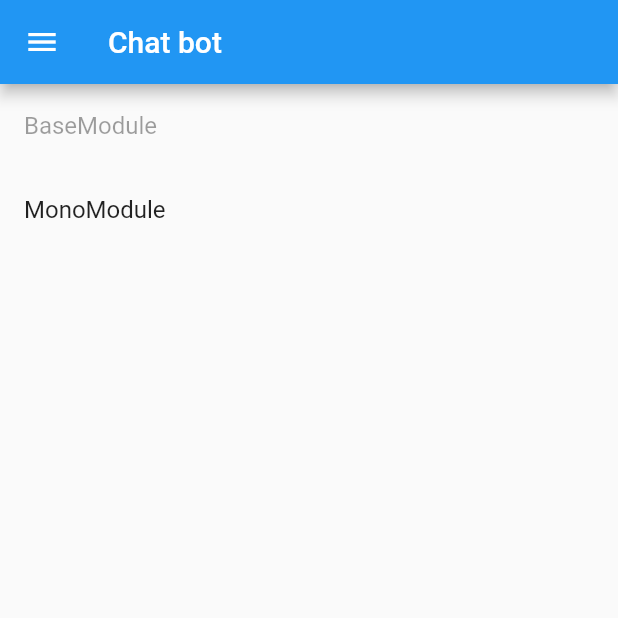
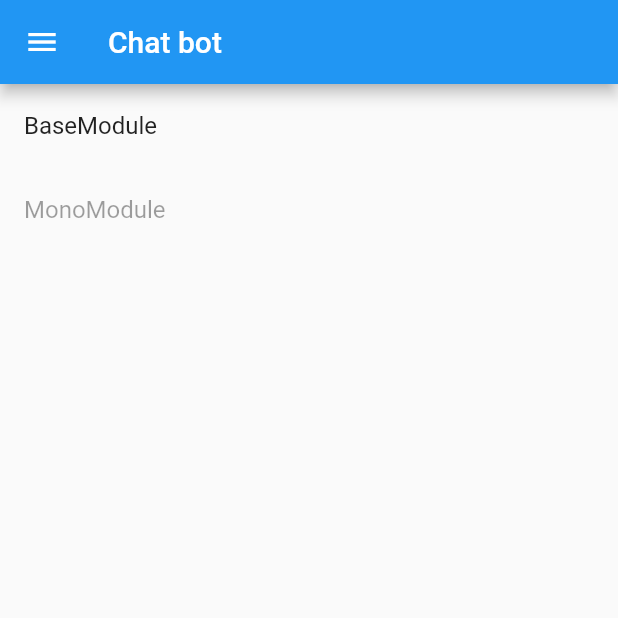
Before and after one commit to nicourrrn/chat-bot, a Flutter app: the Setting screen opened by its route, after a tap on "MonoModule", on a phone screen of 412 x 824 dp, the top half of it. Run offline on Flutter 3.47's test engine with Material 2 defaults, Android fonts, the phone set to English and light mode, and no system bars; missing offline and left inert: monobank_api.

Commit message:
Fix bug with work modules

```diff
--- a/lib/api/api.dart
+++ b/lib/api/api.dart
@@ -56,12 +56,13 @@ class Bot extends ChangeNotifier {
   Iterable<Module> get allModules =>
       _enabledModules.followedBy(_disabledModules);
 
-  Map<String, Iterable<String>> get commandNames => allModules
-          .map((e) => {e.runtimeType.toString(): e.commandNames})
+  Map<Module, Iterable<String>> get commandNames => allModules
+          .map((e) => {e: e.commandNames})
           .reduce((value, element) {
         value.addAll(element);
         return value;
       });
+
   bool isEnable(Module m) {
     return _enabledModules.contains(m);
   }
--- a/lib/screen/root.dart
+++ b/lib/screen/root.dart
@@ -46,16 +46,17 @@ class MainScreen extends StatelessWidget {
 
     List<Widget> modulesCommand = [];
     var commands = context.commandNames;
+    commands.removeWhere((key, value) => !context.isEnable(key));
     for (var row in commands.entries) {
       List<List<String>> moduleCommands = [[]];
       for (var c = 0; c < row.value.length; c++) {
         if (c % 3 == 0) {
           moduleCommands.add([]);
         }
-        moduleCommands.last.add(row.value.skip(c).first);
+        moduleCommands.last.add(row.value.skip(c).first + " ");
       }
       modulesCommand
-          .add(Padding(child: Text(row.key, style: Theme.of(appContext).textTheme.subtitle2),
+          .add(Padding(child: Text(row.key.runtimeType.toString(), style: Theme.of(appContext).textTheme.subtitle2),
         padding: const EdgeInsets.symmetric(vertical: 3, horizontal: 8),));
 
       modulesCommand
--- a/lib/screen/setting.dart
+++ b/lib/screen/setting.dart
@@ -42,9 +42,9 @@ class Setting extends StatelessWidget {
 
               return ListTile(
                 title: Text(module.runtimeType.toString(), style: TextStyle(
-                  color: bot.isEnable(module) ? Theme.of(context).disabledColor : null
+                  color: bot.isEnable(module) ? null : Theme.of(context).disabledColor
                 )),
-                onTap: bot.isEnable(module) ? () => bot.disableModule(module) : bot.enableModule(module),
+                onTap: bot.isEnable(module) ? () => bot.disableModule(module) : () => bot.enableModule(module),
               );
             },
           ))
```
